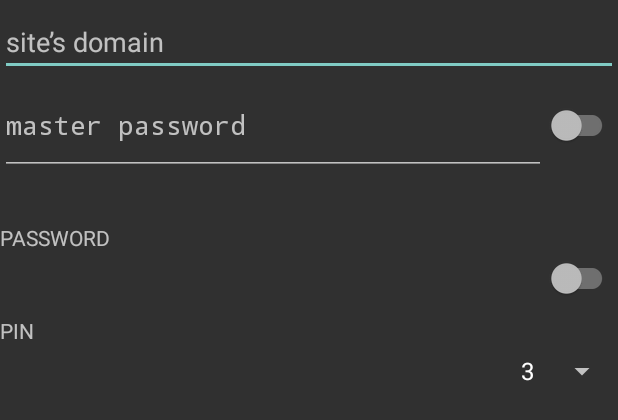
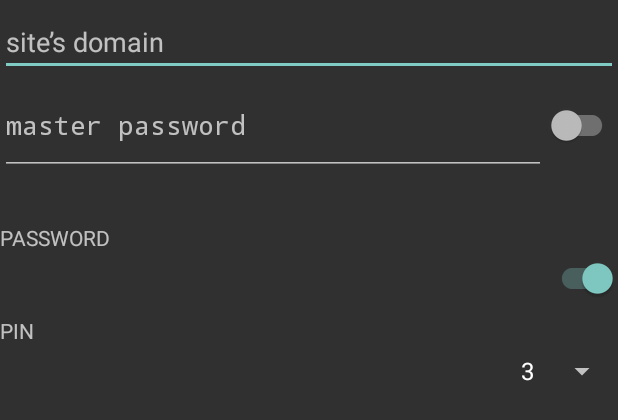
Before and after one commit to xxv/SuperGenPass, an Android app: the layout sgp_fragment.xml on its own in the app's theme, with its tools: preview values and no code run, on a phone screen of 412 x 824 dp. Shown: the top 420 px of the screen. Run offline under Robolectric (Android 15) with nearby library versions, the phone set to English and light mode, and no system bars.

Commit message:
Save showOutput checkbox preference

```diff
--- a/app/src/main/java/info/staticfree/supergenpass/PasswordViewModel.kt
+++ b/app/src/main/java/info/staticfree/supergenpass/PasswordViewModel.kt
@@ -1,6 +1,7 @@
 package info.staticfree.supergenpass
 
 import android.content.Context
+import androidx.lifecycle.LiveData
 import androidx.lifecycle.MutableLiveData
 import androidx.lifecycle.ViewModel
 import androidx.lifecycle.viewModelScope
@@ -13,6 +14,7 @@ class PasswordViewModel : ViewModel() {
     private val repository = HashRepository()
 
     val generatedPassword = MutableLiveData<String>()
+    val showOutput = repository.getShowOutput()
 
     fun load(context: Context) {
         viewModelScope.launch {
@@ -33,6 +35,10 @@ class PasswordViewModel : ViewModel() {
         generatePassword()
     }
 
+    fun setShowOutput(showOutput: Boolean) {
+        repository.setShowOutput(showOutput)
+    }
+
     fun onConfirmed(context: Context) {
         repository.saveDomainIfEnabled(context.contentResolver, domain)
     }
--- a/app/src/main/res/layout/sgp_fragment.xml
+++ b/app/src/main/res/layout/sgp_fragment.xml
@@ -15,8 +15,7 @@
         android:imeOptions="actionNext"
         android:inputType="textUri"
         android:singleLine="true"
-        app:layout_constraintTop_toTopOf="parent">
-    </AutoCompleteTextView>
+        app:layout_constraintTop_toTopOf="parent"></AutoCompleteTextView>
 
     <androidx.appcompat.widget.SwitchCompat
         android:id="@+id/hide_master_password"
@@ -69,6 +68,7 @@
         android:layout_height="wrap_content"
         android:layout_alignTop="@+id/password_output"
         android:layout_alignBottom="@+id/password_output"
+        android:checked="true"
         app:layout_constraintBottom_toBottomOf="@id/password_output"
         app:layout_constraintRight_toRightOf="parent"
         app:layout_constraintTop_toTopOf="@id/password_output" />
@@ -87,21 +87,21 @@
         android:id="@+id/pin_output"
         android:layout_width="0dp"
         android:layout_height="wrap_content"
-        app:layout_constraintTop_toBottomOf="@id/label_pin"
+        android:inputType="text"
+        app:layout_constraintLeft_toLeftOf="parent"
         app:layout_constraintRight_toLeftOf="@id/pin_length"
-        app:layout_constraintLeft_toLeftOf="parent"
-        android:inputType="text" />
+        app:layout_constraintTop_toBottomOf="@id/label_pin" />
 
     <Spinner
         android:id="@+id/pin_length"
         android:layout_width="wrap_content"
         android:layout_height="wrap_content"
-        app:layout_constraintTop_toTopOf="@id/pin_output"
-        app:layout_constraintBottom_toBottomOf="@id/pin_output"
-        app:layout_constraintRight_toRightOf="parent"
         android:entries="@array/pin_lengths"
         android:gravity="center"
         android:prompt="@string/pin_length"
         android:spinnerMode="dialog"
-        android:textAppearance="@android:style/TextAppearance.Large" />
+        android:textAppearance="@android:style/TextAppearance.Large"
+        app:layout_constraintBottom_toBottomOf="@id/pin_output"
+        app:layout_constraintRight_toRightOf="parent"
+        app:layout_constraintTop_toTopOf="@id/pin_output" />
 </androidx.constraintlayout.widget.ConstraintLayout>
```
Also changed, not shown: app/src/main/java/info/staticfree/supergenpass/HashRepository.kt (+17 -1 lines), app/src/main/java/info/staticfree/supergenpass/SGPFragment.kt (+37 -19 lines).
